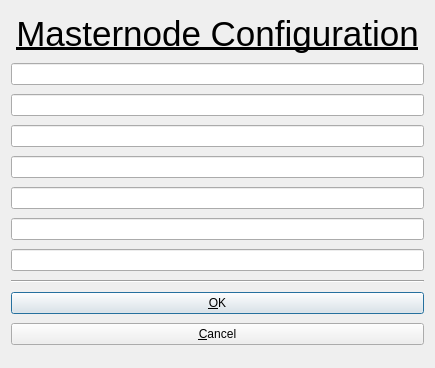
This is src/qt/forms/addeditadrenalinenode.ui in SyndicateLabs/SyndicateQT as Qt 5 draws it before an edit. The edited form follows.
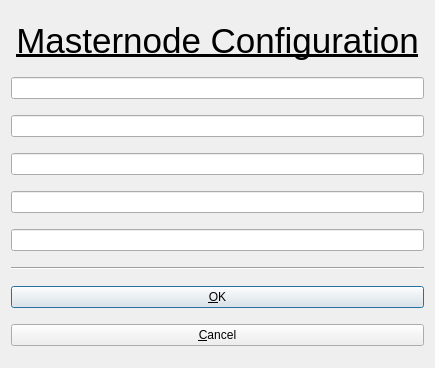
This is the edited form.

```diff
--- a/src/qt/forms/addeditadrenalinenode.ui
+++ b/src/qt/forms/addeditadrenalinenode.ui
@@ -24,16 +24,6 @@
      </property>
     </widget>
    </item>
-   <item row="6" column="0">
-    <widget class="QLineEdit" name="donationaddressLineEdit"/>
-   </item>
-   <item row="9" column="0">
-    <widget class="QPushButton" name="okButton">
-     <property name="text">
-      <string>&amp;OK</string>
-     </property>
-    </widget>
-   </item>
    <item row="0" column="0">
     <widget class="QLabel" name="label">
      <property name="maximumSize">
@@ -53,18 +43,9 @@
     </widget>
    </item>
    <item row="7" column="0">
-    <widget class="QLineEdit" name="donationpercentageLineEdit"/>
-   </item>
-   <item row="4" column="0">
-    <widget class="QLineEdit" name="txhashLineEdit"/>
-   </item>
-   <item row="10" column="0">
-    <widget class="QPushButton" name="cancelButton">
+    <widget class="QPushButton" name="okButton">
      <property name="text">
-      <string>&amp;Cancel</string>
-     </property>
-     <property name="autoDefault">
-      <bool>false</bool>
+      <string>&amp;OK</string>
      </property>
     </widget>
    </item>
@@ -75,19 +56,32 @@
      </property>
     </widget>
    </item>
+   <item row="6" column="0">
+    <widget class="Line" name="line">
+     <property name="orientation">
+      <enum>Qt::Horizontal</enum>
+     </property>
+    </widget>
+   </item>
+   <item row="8" column="0">
+    <widget class="QPushButton" name="cancelButton">
+     <property name="text">
+      <string>&amp;Cancel</string>
+     </property>
+     <property name="autoDefault">
+      <bool>false</bool>
+     </property>
+    </widget>
+   </item>
+   <item row="4" column="0">
+    <widget class="QLineEdit" name="txhashLineEdit"/>
+   </item>
    <item row="3" column="0">
     <widget class="QLineEdit" name="privkeyLineEdit"/>
    </item>
    <item row="5" column="0">
     <widget class="QLineEdit" name="outputindexLineEdit"/>
    </item>
-   <item row="8" column="0">
-    <widget class="Line" name="line">
-     <property name="orientation">
-      <enum>Qt::Horizontal</enum>
-     </property>
-    </widget>
-   </item>
   </layout>
  </widget>
  <resources/>
```
